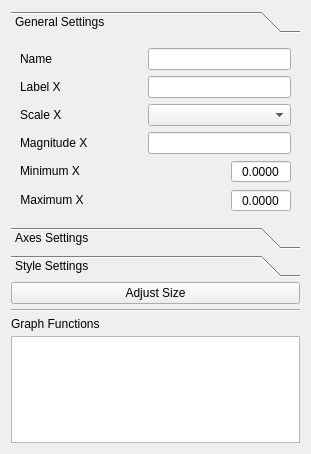
Before: the Qt Designer form plot_tool/designer/plotter_visor/plotter_visor_ui.ui in grupo-tc-volcan/plot-tool, drawn with Qt 5.
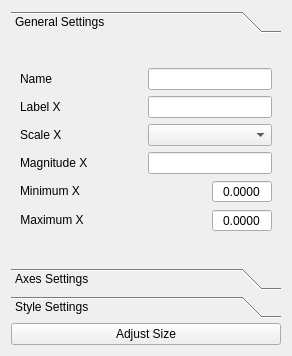
After: the same form once the commit is applied. The open tabs and pages were chosen to show the change.

Commit message: Upgrade! New management of the GraphFunctions properties

```diff
--- a/plot_tool/designer/plotter_visor/plotter_visor_ui.ui
+++ b/plot_tool/designer/plotter_visor/plotter_visor_ui.ui
@@ -6,8 +6,8 @@
    <rect>
     <x>0</x>
     <y>0</y>
-    <width>311</width>
-    <height>454</height>
+    <width>292</width>
+    <height>356</height>
    </rect>
   </property>
   <property name="sizePolicy">
@@ -51,8 +51,8 @@
        <rect>
         <x>0</x>
         <y>0</y>
-        <width>293</width>
-        <height>172</height>
+        <width>274</width>
+        <height>227</height>
        </rect>
       </property>
       <attribute name="label">
@@ -549,49 +549,6 @@
      </item>
     </layout>
    </item>
-   <item>
-    <widget class="Line" name="line_2">
-     <property name="orientation">
-      <enum>Qt::Horizontal</enum>
-     </property>
-    </widget>
-   </item>
-   <item>
-    <widget class="QLabel" name="label_17">
-     <property name="text">
-      <string>Graph Functions</string>
-     </property>
-    </widget>
-   </item>
-   <item>
-    <layout class="QHBoxLayout" name="horizontalLayout">
-     <item>
-      <widget class="QListWidget" name="listWidget">
-       <property name="sizePolicy">
-        <sizepolicy hsizetype="Minimum" vsizetype="Fixed">
-         <horstretch>0</horstretch>
-         <verstretch>0</verstretch>
-        </sizepolicy>
-       </property>
-       <property name="minimumSize">
-        <size>
-         <width>0</width>
-         <height>80</height>
-        </size>
-       </property>
-       <property name="maximumSize">
-        <size>
-         <width>16777215</width>
-         <height>120</height>
-        </size>
-       </property>
-       <property name="selectionMode">
-        <enum>QAbstractItemView::MultiSelection</enum>
-       </property>
-      </widget>
-     </item>
-    </layout>
-   </item>
   </layout>
  </widget>
  <resources/>
```
Left out of the diff: 6 changed lines with no effect on the pictures. The commit also changes 27 other files.
